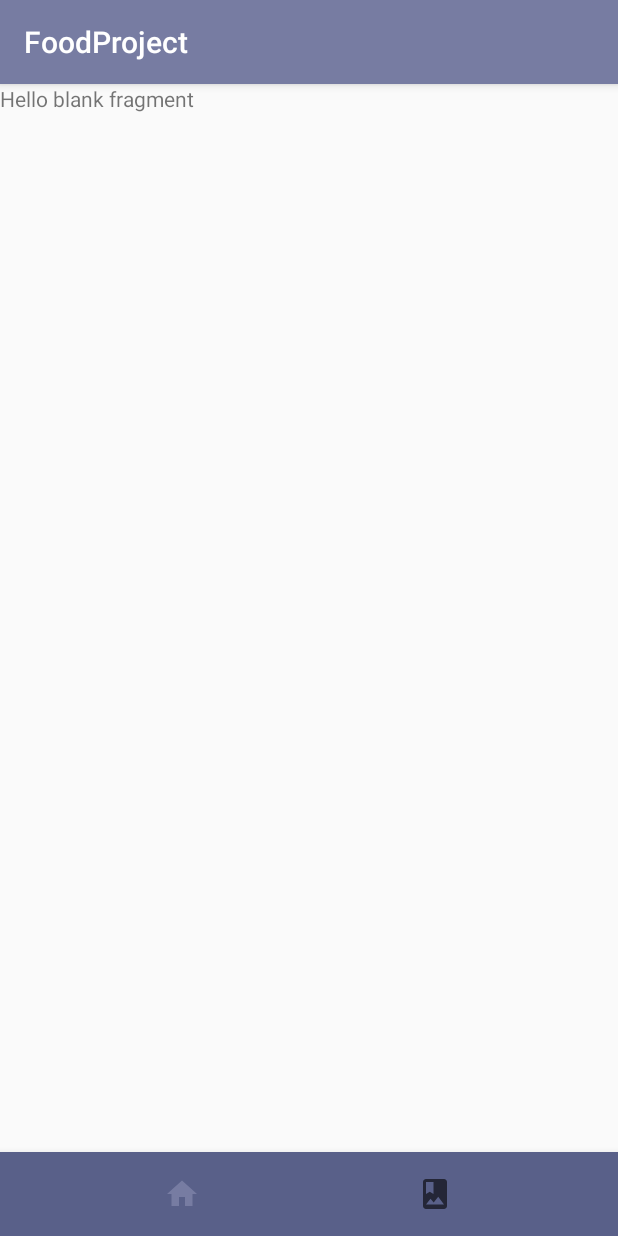
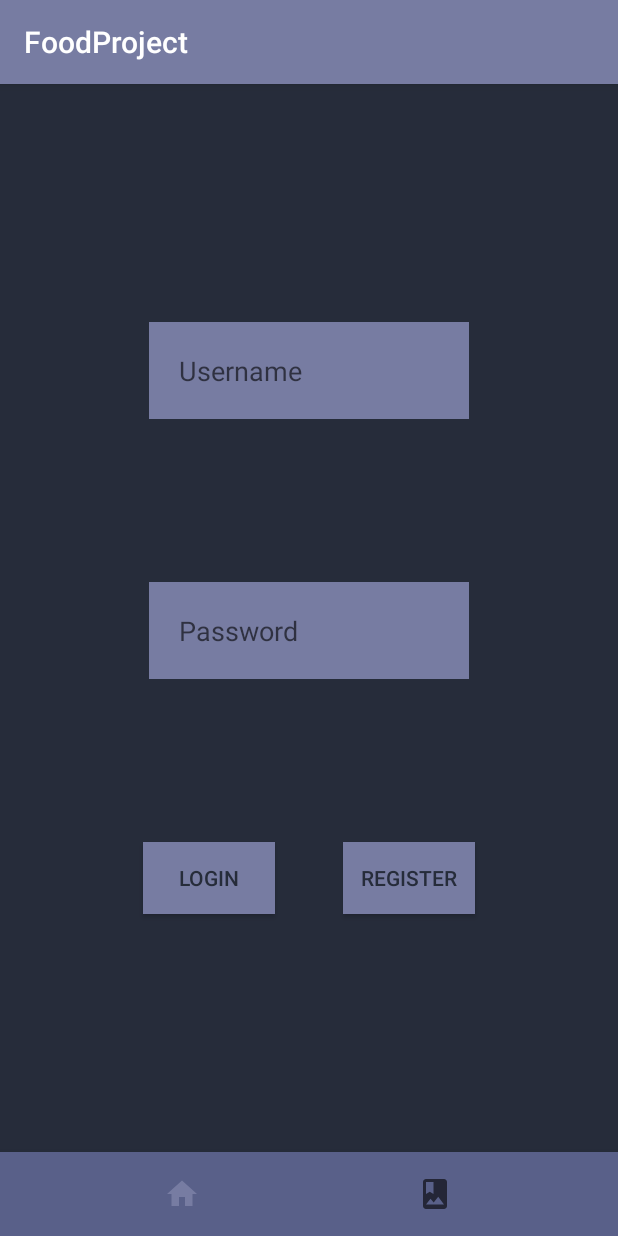
Before and after one commit to Reasz/AndroidProject, an Android app: the LoginFragment screen opened through its navigation route, on a phone screen of 412 x 824 dp. Run offline under Robolectric (Android 15) with nearby library versions, the phone set to English and light mode, and no system bars; our stand-ins replace navigation-ui.

Commit message:
fragment_login.xml, fragment_register.xml files updated, login and register layouts designed strings.xml updated with necessary strings

```diff
--- a/app/src/main/res/layout/fragment_login.xml
+++ b/app/src/main/res/layout/fragment_login.xml
@@ -1,14 +1,68 @@
 <?xml version="1.0" encoding="utf-8"?>
-<FrameLayout xmlns:android="http://schemas.android.com/apk/res/android"
+<androidx.constraintlayout.widget.ConstraintLayout xmlns:android="http://schemas.android.com/apk/res/android"
+    xmlns:app="http://schemas.android.com/apk/res-auto"
     xmlns:tools="http://schemas.android.com/tools"
     android:layout_width="match_parent"
     android:layout_height="match_parent"
-    tools:context=".frg.LoginFragment">
+    android:background="@color/colorBackground"
+    tools:context=".frg.LoginFragment"
+    android:padding="50dp">
 
-    <!-- TODO: Update blank fragment layout -->
-    <TextView
-        android:layout_width="match_parent"
-        android:layout_height="match_parent"
-        android:text="@string/hello_blank_fragment" />
+    <EditText
+        android:id="@+id/editTextLoginUsername"
+        android:layout_width="wrap_content"
+        android:layout_height="wrap_content"
+        android:autofillHints="@string/username"
+        android:ems="10"
+        android:hint="@string/username"
+        android:inputType="textPersonName"
+        android:background="@color/colorPrimary"
+        android:padding="20dp"
+        android:textColor="@color/colorBackground"
+        app:layout_constraintBottom_toTopOf="@id/editTextLoginPassword"
+        app:layout_constraintLeft_toLeftOf="parent"
+        app:layout_constraintRight_toRightOf="parent"
+        app:layout_constraintTop_toTopOf="parent" />
 
-</FrameLayout>
+    <EditText
+        android:id="@+id/editTextLoginPassword"
+        android:layout_width="wrap_content"
+        android:layout_height="wrap_content"
+        android:autofillHints="@string/password"
+        android:ems="10"
+        android:hint="@string/password"
+        android:inputType="textPassword"
+        android:background="@color/colorPrimary"
+        android:padding="20dp"
+        android:textColor="@color/colorBackground"
+        app:layout_constraintBottom_toTopOf="@id/buttonLoginLogin"
+        app:layout_constraintLeft_toLeftOf="parent"
+        app:layout_constraintRight_toRightOf="parent"
+        app:layout_constraintTop_toBottomOf="@id/editTextLoginUsername" />
+
+    <Button
+        android:id="@+id/buttonLoginLogin"
+        android:layout_width="wrap_content"
+        android:layout_height="wrap_content"
+        android:text="@string/login"
+        android:background="@color/colorPrimary"
+        android:padding="10dp"
+        android:textColor="@color/colorBackground"
+        app:layout_constraintBottom_toBottomOf="parent"
+        app:layout_constraintLeft_toLeftOf="parent"
+        app:layout_constraintRight_toLeftOf="@+id/buttonLoginRegister"
+        app:layout_constraintTop_toBottomOf="@id/editTextLoginPassword" />
+
+    <Button
+        android:id="@+id/buttonLoginRegister"
+        android:layout_width="wrap_content"
+        android:layout_height="wrap_content"
+        android:text="@string/register"
+        android:background="@color/colorPrimary"
+        android:padding="10dp"
+        android:textColor="@color/colorBackground"
+        app:layout_constraintBottom_toBottomOf="parent"
+        app:layout_constraintLeft_toRightOf="@+id/buttonLoginLogin"
+        app:layout_constraintRight_toRightOf="parent"
+        app:layout_constraintTop_toBottomOf="@id/editTextLoginPassword" />
+</androidx.constraintlayout.widget.ConstraintLayout>
--- a/app/src/main/res/values/strings.xml
+++ b/app/src/main/res/values/strings.xml
@@ -17,4 +17,9 @@
     <string name="restaurant_address">Address of the restaurant</string>
     <string name="restaurant_price">Price</string>
     <string name="restaurant_picture">Picture of the restaurant</string>
+
+    <string name="username">Username</string>
+    <string name="password">Password</string>
+    <string name="login">Login</string>
+    <string name="register">Register</string>
 </resources>
```
Also changed, not shown: app/src/main/res/layout/fragment_register.xml (+50 -8 lines).
